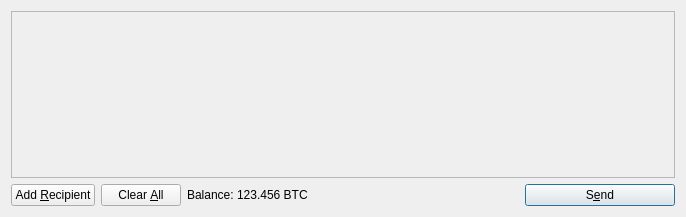
Above: src/qt/forms/sendcoinsdialog.ui from btcdream/ecoin before the change. Below: the same form after it.
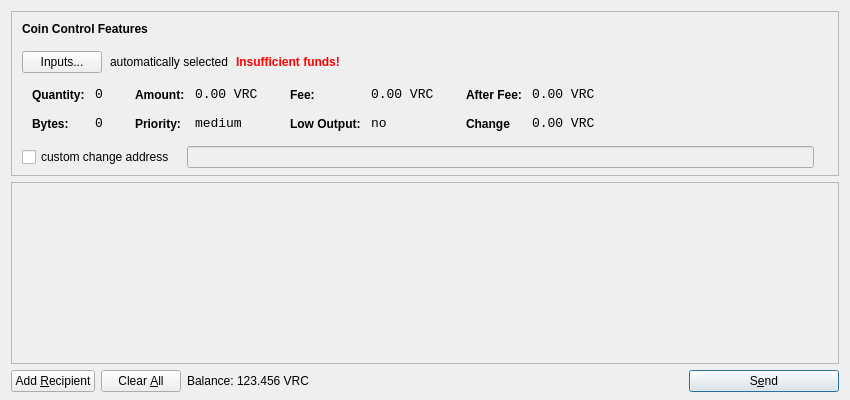
That is the form after the change. Icons and pictures are not drawn.

Diff of the .ui file:
```diff
--- a/src/qt/forms/sendcoinsdialog.ui
+++ b/src/qt/forms/sendcoinsdialog.ui
@@ -6,14 +6,615 @@
    <rect>
     <x>0</x>
     <y>0</y>
-    <width>686</width>
-    <height>217</height>
+    <width>850</width>
+    <height>400</height>
    </rect>
   </property>
   <property name="windowTitle">
    <string>Send Coins</string>
   </property>
-  <layout class="QVBoxLayout" name="verticalLayout">
+  <layout class="QVBoxLayout" name="verticalLayout" stretch="0,1,0">
+   <property name="bottomMargin">
+    <number>8</number>
+   </property>
+   <item>
+    <widget class="QFrame" name="frameCoinControl">
+     <property name="sizePolicy">
+      <sizepolicy hsizetype="Expanding" vsizetype="Expanding">
+       <horstretch>0</horstretch>
+       <verstretch>0</verstretch>
+      </sizepolicy>
+     </property>
+     <property name="maximumSize">
+      <size>
+       <width>16777215</width>
+       <height>16777215</height>
+      </size>
+     </property>
+     <property name="frameShape">
+      <enum>QFrame::StyledPanel</enum>
+     </property>
+     <property name="frameShadow">
+      <enum>QFrame::Sunken</enum>
+     </property>
+     <layout class="QVBoxLayout" name="verticalLayoutCoinControl2">
+      <property name="spacing">
+       <number>-1</number>
+      </property>
+      <property name="leftMargin">
+       <number>0</number>
+      </property>
+      <property name="topMargin">
+       <number>0</number>
+      </property>
+      <property name="rightMargin">
+       <number>0</number>
+      </property>
+      <property name="bottomMargin">
+       <number>6</number>
+      </property>
+      <item>
+       <layout class="QVBoxLayout" name="verticalLayoutCoinControl" stretch="0,0,0,0,1">
+        <property name="spacing">
+         <number>0</number>
+        </property>
+        <property name="leftMargin">
+         <number>10</number>
+        </property>
+        <property name="topMargin">
+         <number>10</number>
+        </property>
+        <item>
+         <layout class="QHBoxLayout" name="horizontalLayoutCoinControl1">
+          <property name="bottomMargin">
+           <number>15</number>
+          </property>
+          <item>
+           <widget class="QLabel" name="labelCoinControlFeatures">
+            <property name="sizePolicy">
+             <sizepolicy hsizetype="Preferred" vsizetype="Maximum">
+              <horstretch>0</horstretch>
+              <verstretch>0</verstretch>
+             </sizepolicy>
+            </property>
+            <property name="font">
+             <font>
+              <weight>75</weight>
+              <bold>true</bold>
+             </font>
+            </property>
+            <property name="styleSheet">
+             <string notr="true">font-weight:bold;</string>
+            </property>
+            <property name="text">
+             <string>Coin Control Features</string>
+            </property>
+           </widget>
+          </item>
+         </layout>
+        </item>
+        <item>
+         <layout class="QHBoxLayout" name="horizontalLayoutCoinControl2" stretch="0,0,0,0">
+          <property name="spacing">
+           <number>8</number>
+          </property>
+          <property name="bottomMargin">
+           <number>10</number>
+          </property>
+          <item>
+           <widget class="QPushButton" name="pushButtonCoinControl">
+            <property name="styleSheet">
+             <string notr="true"/>
+            </property>
+            <property name="text">
+             <string>Inputs...</string>
+            </property>
+           </widget>
+          </item>
+          <item>
+           <widget class="QLabel" name="labelCoinControlAutomaticallySelected">
+            <property name="text">
+             <string>automatically selected</string>
+            </property>
+            <property name="margin">
+             <number>5</number>
+            </property>
+           </widget>
+          </item>
+          <item>
+           <widget class="QLabel" name="labelCoinControlInsuffFunds">
+            <property name="font">
+             <font>
+              <weight>75</weight>
+              <bold>true</bold>
+             </font>
+            </property>
+            <property name="styleSheet">
+             <string notr="true">color:red;font-weight:bold;</string>
+            </property>
+            <property name="text">
+             <string>Insufficient funds!</string>
+            </property>
+            <property name="margin">
+             <number>5</number>
+            </property>
+           </widget>
+          </item>
+          <item>
+           <spacer name="horizontalSpacerCoinControl">
+            <property name="orientation">
+             <enum>Qt::Horizontal</enum>
+            </property>
+            <property name="sizeHint" stdset="0">
+             <size>
+              <width>40</width>
+              <height>1</height>
+             </size>
+            </property>
+           </spacer>
+          </item>
+         </layout>
+        </item>
+        <item>
+         <widget class="QWidget" name="widgetCoinControl" native="true">
+          <property name="sizePolicy">
+           <sizepolicy hsizetype="Preferred" vsizetype="Preferred">
+            <horstretch>0</horstretch>
+            <verstretch>0</verstretch>
+           </sizepolicy>
+          </property>
+          <property name="minimumSize">
+           <size>
+            <width>0</width>
+            <height>0</height>
+           </size>
+          </property>
+          <property name="styleSheet">
+           <string notr="true"/>
+          </property>
+          <layout class="QHBoxLayout" name="horizontalLayoutCoinControl5">
+           <property name="margin">
+            <number>0</number>
+           </property>
+           <item>
+            <layout class="QHBoxLayout" name="horizontalLayoutCoinControl3" stretch="0,0,0,1">
+             <property name="spacing">
+              <number>20</number>
+             </property>
+             <property name="topMargin">
+              <number>0</number>
+             </property>
+             <property name="bottomMargin">
+              <number>10</number>
+             </property>
+             <item>
+              <layout class="QFormLayout" name="formLayoutCoinControl1">
+               <property name="horizontalSpacing">
+                <number>10</number>
+               </property>
+               <property name="verticalSpacing">
+                <number>14</number>
+               </property>
+               <property name="leftMargin">
+                <number>10</number>
+               </property>
+               <property name="topMargin">
+                <number>4</number>
+               </property>
+               <property name="rightMargin">
+                <number>6</number>
+               </property>
+               <item row="0" column="0">
+                <widget class="QLabel" name="labelCoinControlQuantityText">
+                 <property name="styleSheet">
+                  <string notr="true">font-weight:bold;</string>
+                 </property>
+                 <property name="text">
+                  <string>Quantity:</string>
+                 </property>
+                 <property name="margin">
+                  <number>0</number>
+                 </property>
+                </widget>
+               </item>
+               <item row="0" column="1">
+                <widget class="QLabel" name="labelCoinControlQuantity">
+                 <property name="font">
+                  <font>
+                   <family>Monospace</family>
+                   <pointsize>10</pointsize>
+                  </font>
+                 </property>
+                 <property name="cursor">
+                  <cursorShape>IBeamCursor</cursorShape>
+                 </property>
+                 <property name="contextMenuPolicy">
+                  <enum>Qt::ActionsContextMenu</enum>
+                 </property>
+                 <property name="text">
+                  <string>0</string>
+                 </property>
+                 <property name="margin">
+                  <number>0</number>
+                 </property>
+                 <property name="textInteractionFlags">
+                  <set>Qt::LinksAccessibleByMouse|Qt::TextSelectableByKeyboard|Qt::TextSelectableByMouse</set>
+                 </property>
+                </widget>
+               </item>
+               <item row="1" column="0">
+                <widget class="QLabel" name="labelCoinControlBytesText">
+                 <property name="styleSheet">
+                  <string notr="true">font-weight:bold;</string>
+                 </property>
+                 <property name="text">
+                  <string>Bytes:</string>
+                 </property>
+                </widget>
+               </item>
+               <item row="1" column="1">
+                <widget class="QLabel" name="labelCoinControlBytes">
+                 <property name="font">
+                  <font>
+                   <family>Monospace</family>
+                   <pointsize>10</pointsize>
+                  </font>
+                 </property>
+                 <property name="cursor">
+                  <cursorShape>IBeamCursor</cursorShape>
+                 </property>
+                 <property name="contextMenuPolicy">
+                  <enum>Qt::ActionsContextMenu</enum>
+                 </property>
+                 <property name="text">
+                  <string>0</string>
+                 </property>
+                 <property name="textInteractionFlags">
+                  <set>Qt::LinksAccessibleByMouse|Qt::TextSelectableByKeyboard|Qt::TextSelectableByMouse</set>
+                 </property>
+                </widget>
+               </item>
+              </layout>
+             </item>
+             <item>
+              <layout class="QFormLayout" name="formLayoutCoinControl2">
+               <property name="horizontalSpacing">
+                <number>10</number>
+               </property>
+               <property name="verticalSpacing">
+                <number>14</number>
+               </property>
+               <property name="leftMargin">
+                <number>6</number>
+               </property>
+               <property name="topMargin">
+                <number>4</number>
+               </property>
+               <property name="rightMargin">
+                <number>6</number>
+               </property>
+               <item row="0" column="0">
+                <widget class="QLabel" name="labelCoinControlAmountText">
+                 <property name="styleSheet">
+                  <string notr="true">font-weight:bold;</string>
+                 </property>
+                 <property name="text">
+                  <string>Amount:</string>
+                 </property>
+                 <property name="margin">
+                  <number>0</number>
+                 </property>
+                </widget>
+               </item>
+               <item row="0" column="1">
+                <widget class="QLabel" name="labelCoinControlAmount">
+                 <property name="font">
+                  <font>
+                   <family>Monospace</family>
+                   <pointsize>10</pointsize>
+                  </font>
+                 </property>
+                 <property name="cursor">
+                  <cursorShape>IBeamCursor</cursorShape>
+                 </property>
+                 <property name="contextMenuPolicy">
+                  <enum>Qt::ActionsContextMenu</enum>
+                 </property>
+                 <property name="text">
+                  <string>0.00 VRC</string>
+                 </property>
+                 <property name="textInteractionFlags">
+                  <set>Qt::LinksAccessibleByMouse|Qt::TextSelectableByKeyboard|Qt::TextSelectableByMouse</set>
+                 </property>
+                </widget>
+               </item>
+               <item row="1" column="0">
+                <widget class="QLabel" name="labelCoinControlPriorityText">
+                 <property name="styleSheet">
+                  <string notr="true">font-weight:bold;</string>
+                 </property>
+                 <property name="text">
+                  <string>Priority:</string>
+                 </property>
+                </widget>
+               </item>
+               <item row="1" column="1">
+                <widget class="QLabel" name="labelCoinControlPriority">
+                 <property name="font">
+                  <font>
+                   <family>Monospace</family>
+                   <pointsize>10</pointsize>
+                  </font>
+                 </property>
+                 <property name="cursor">
+                  <cursorShape>IBeamCursor</cursorShape>
+                 </property>
+                 <property name="contextMenuPolicy">
+                  <enum>Qt::ActionsContextMenu</enum>
+                 </property>
+                 <property name="text">
+                  <string>medium</string>
+                 </property>
+                 <property name="textInteractionFlags">
+                  <set>Qt::LinksAccessibleByMouse|Qt::TextSelectableByKeyboard|Qt::TextSelectableByMouse</set>
+                 </property>
+                </widget>
+               </item>
+              </layout>
+             </item>
+             <item>
+              <layout class="QFormLayout" name="formLayoutCoinControl3">
+               <property name="horizontalSpacing">
+                <number>10</number>
+               </property>
+               <property name="verticalSpacing">
+                <number>14</number>
+               </property>
+               <property name="leftMargin">
+                <number>6</number>
+               </property>
+               <property name="topMargin">
+                <number>4</number>
+               </property>
+               <property name="rightMargin">
+                <number>6</number>
+               </property>
+               <item row="0" column="0">
+                <widget class="QLabel" name="labelCoinControlFeeText">
+                 <property name="styleSheet">
+                  <string notr="true">font-weight:bold;</string>
+                 </property>
+                 <property name="text">
+                  <string>Fee:</string>
+                 </property>
+                 <property name="margin">
+                  <number>0</number>
+                 </property>
+                </widget>
+               </item>
+               <item row="0" column="1">
+                <widget class="QLabel" name="labelCoinControlFee">
+                 <property name="font">
+                  <font>
+                   <family>Monospace</family>
+                   <pointsize>10</pointsize>
+                  </font>
+                 </property>
+                 <property name="cursor">
+                  <cursorShape>IBeamCursor</cursorShape>
+                 </property>
+                 <property name="contextMenuPolicy">
+                  <enum>Qt::ActionsContextMenu</enum>
+                 </property>
+                 <property name="text">
+                  <string>0.00 VRC</string>
+                 </property>
+                 <property name="textInteractionFlags">
+                  <set>Qt::LinksAccessibleByMouse|Qt::TextSelectableByKeyboard|Qt::TextSelectableByMouse</set>
+                 </property>
+                </widget>
+               </item>
+               <item row="1" column="0">
+                <widget class="QLabel" name="labelCoinControlLowOutputText">
+                 <property name="styleSheet">
+                  <string notr="true">font-weight:bold;</string>
+                 </property>
+                 <property name="text">
+                  <string>Low Output:</string>
+                 </property>
+                </widget>
+               </item>
+               <item row="1" column="1">
+                <widget class="QLabel" name="labelCoinControlLowOutput">
+                 <property name="font">
+                  <font>
+                   <family>Monospace</family>
+                   <pointsize>10</pointsize>
+                  </font>
+                 </property>
+                 <property name="cursor">
+                  <cursorShape>IBeamCursor</cursorShape>
+                 </property>
+                 <property name="contextMenuPolicy">
+                  <enum>Qt::ActionsContextMenu</enum>
+                 </property>
+                 <property name="text">
+                  <string>no</string>
+                 </property>
+                 <property name="textInteractionFlags">
+                  <set>Qt::LinksAccessibleByMouse|Qt::TextSelectableByKeyboard|Qt::TextSelectableByMouse</set>
+                 </property>
+                </widget>
+               </item>
+              </layout>
+             </item>
+             <item>
+              <layout class="QFormLayout" name="formLayoutCoinControl4">
+               <property name="horizontalSpacing">
+                <number>10</number>
+               </property>
+               <property name="verticalSpacing">
+                <number>14</number>
+               </property>
+               <property name="leftMargin">
+                <number>6</number>
+               </property>
+               <property name="topMargin">
+                <number>4</number>
+               </property>
+               <property name="rightMargin">
+                <number>6</number>
+               </property>
+               <item row="0" column="0">
+                <widget class="QLabel" name="labelCoinControlAfterFeeText">
+                 <property name="styleSheet">
+                  <string notr="true">font-weight:bold;</string>
+                 </property>
+                 <property name="text">
+                  <string>After Fee:</string>
+                 </property>
+                 <property name="margin">
+                  <number>0</number>
+                 </property>
+                </widget>
+               </item>
+               <item row="0" column="1">
+                <widget class="QLabel" name="labelCoinControlAfterFee">
+                 <property name="font">
+                  <font>
+                   <family>Monospace</family>
+                   <pointsize>10</pointsize>
+                  </font>
+                 </property>
+                 <property name="cursor">
+                  <cursorShape>IBeamCursor</cursorShape>
+                 </property>
+                 <property name="contextMenuPolicy">
+                  <enum>Qt::ActionsContextMenu</enum>
+                 </property>
+                 <property name="text">
+                  <string>0.00 VRC</string>
+                 </property>
+                 <property name="textInteractionFlags">
+                  <set>Qt::LinksAccessibleByMouse|Qt::TextSelectableByKeyboard|Qt::TextSelectableByMouse</set>
+                 </property>
+                </widget>
+               </item>
+               <item row="1" column="0">
+                <widget class="QLabel" name="labelCoinControlChangeText">
+                 <property name="styleSheet">
+                  <string notr="true">font-weight:bold;</string>
+                 </property>
+                 <property name="text">
+                  <string>Change</string>
+                 </property>
+                </widget>
+               </item>
+               <item row="1" column="1">
+                <widget class="QLabel" name="labelCoinControlChange">
+                 <property name="font">
+                  <font>
+                   <family>Monospace</family>
+                   <pointsize>10</pointsize>
+                  </font>
+                 </property>
+                 <property name="cursor">
+                  <cursorShape>IBeamCursor</cursorShape>
+                 </property>
+                 <property name="contextMenuPolicy">
+                  <enum>Qt::ActionsContextMenu</enum>
+                 </property>
+                 <property name="text">
+                  <string>0.00 VRC</string>
+                 </property>
+                 <property name="textInteractionFlags">
+                  <set>Qt::LinksAccessibleByMouse|Qt::TextSelectableByKeyboard|Qt::TextSelectableByMouse</set>
+                 </property>
+                </widget>
+               </item>
+              </layout>
+             </item>
+            </layout>
+           </item>
+          </layout>
+         </widget>
+        </item>
+        <item>
+         <layout class="QHBoxLayout" name="horizontalLayoutCoinControl4" stretch="0,0,0">
+          <property name="spacing">
+           <number>12</number>
+          </property>
+          <property name="sizeConstraint">
+           <enum>QLayout::SetDefaultConstraint</enum>
+          </property>
+          <property name="topMargin">
+           <number>5</number>
+          </property>
+          <property name="rightMargin">
+           <number>5</number>
+          </property>
+          <item>
+           <widget class="QCheckBox" name="checkBoxCoinControlChange">
+            <property name="text">
+             <string>custom change address</string>
+            </property>
+           </widget>
+          </item>
+          <item>
+           <widget class="QLineEdit" name="lineEditCoinControlChange">
+            <property name="enabled">
+             <bool>false</bool>
+            </property>
+            <property name="sizePolicy">
+             <sizepolicy hsizetype="Expanding" vsizetype="Fixed">
+              <horstretch>0</horstretch>
+              <verstretch>0</verstretch>
+             </sizepolicy>
+            </property>
+           </widget>
+          </item>
+          <item>
+           <widget class="QLabel" name="labelCoinControlChangeLabel">
+            <property name="sizePolicy">
+             <sizepolicy hsizetype="Preferred" vsizetype="Expanding">
+              <horstretch>0</horstretch>
+              <verstretch>0</verstretch>
+             </sizepolicy>
+            </property>
+            <property name="minimumSize">
+             <size>
+              <width>0</width>
+              <height>0</height>
+             </size>
+            </property>
+            <property name="text">
+             <string/>
+            </property>
+            <property name="margin">
+             <number>3</number>
+            </property>
+           </widget>
+          </item>
+         </layout>
+        </item>
+        <item>
+         <spacer name="verticalSpacerCoinControl">
+          <property name="orientation">
+           <enum>Qt::Vertical</enum>
+          </property>
+          <property name="sizeHint" stdset="0">
+           <size>
+            <width>800</width>
+            <height>1</height>
+           </size>
+          </property>
+         </spacer>
+        </item>
+       </layout>
+      </item>
+     </layout>
+    </widget>
+   </item>
    <item>
     <widget class="QScrollArea" name="scrollArea">
      <property name="widgetResizable">
@@ -24,7 +625,7 @@
        <rect>
         <x>0</x>
         <y>0</y>
-        <width>666</width>
+        <width>830</width>
         <height>165</height>
        </rect>
       </property>
@@ -108,6 +709,12 @@
        </property>
        <item>
         <widget class="QLabel" name="label">
+         <property name="sizePolicy">
+          <sizepolicy hsizetype="Preferred" vsizetype="Fixed">
+           <horstretch>0</horstretch>
+           <verstretch>0</verstretch>
+          </sizepolicy>
+         </property>
          <property name="text">
           <string>Balance:</string>
          </property>
@@ -115,11 +722,17 @@
        </item>
        <item>
         <widget class="QLabel" name="labelBalance">
+         <property name="sizePolicy">
+          <sizepolicy hsizetype="Preferred" vsizetype="Fixed">
+           <horstretch>0</horstretch>
+           <verstretch>0</verstretch>
+          </sizepolicy>
+         </property>
          <property name="cursor">
           <cursorShape>IBeamCursor</cursorShape>
          </property>
          <property name="text">
-          <string>123.456 BTC</string>
+          <string>123.456 VRC</string>
          </property>
          <property name="textInteractionFlags">
           <set>Qt::LinksAccessibleByMouse|Qt::TextSelectableByKeyboard|Qt::TextSelectableByMouse</set>
```
